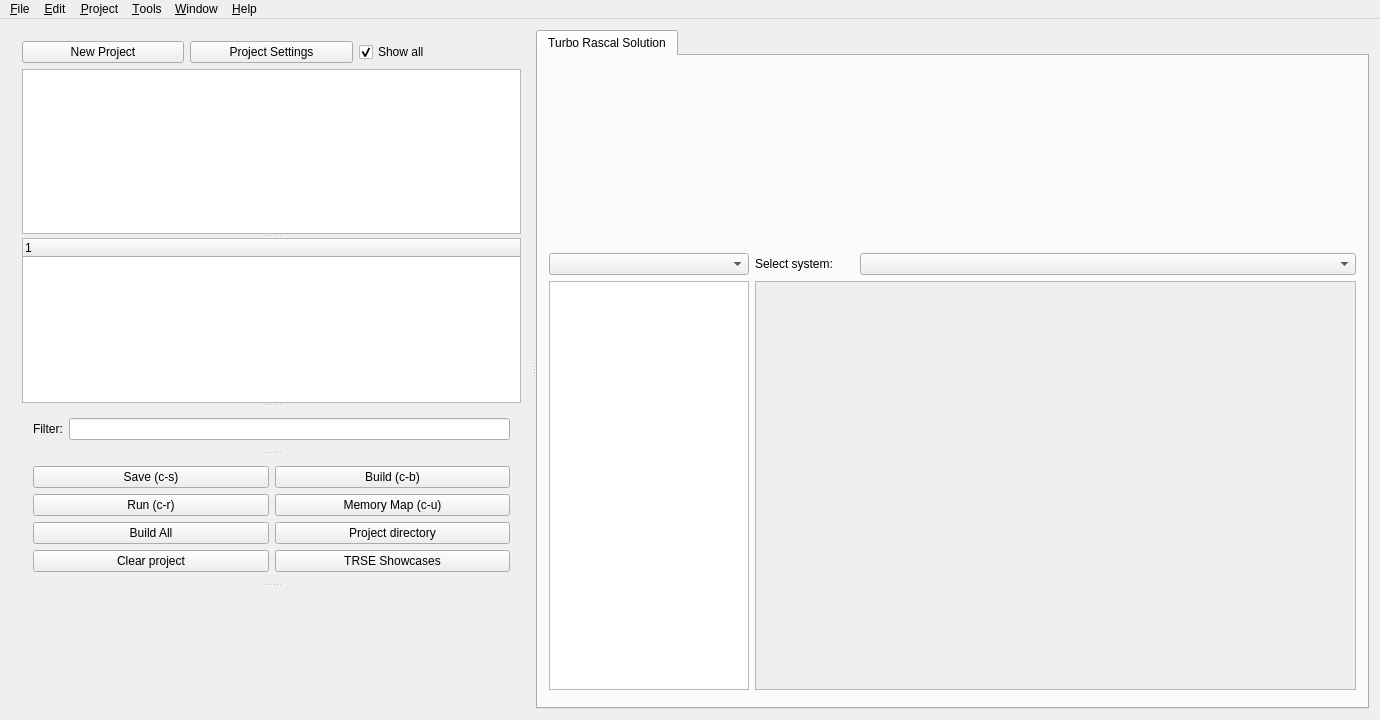
Before: the Qt Designer form mainwindow.ui in leuat/TRSE, drawn with Qt 5.
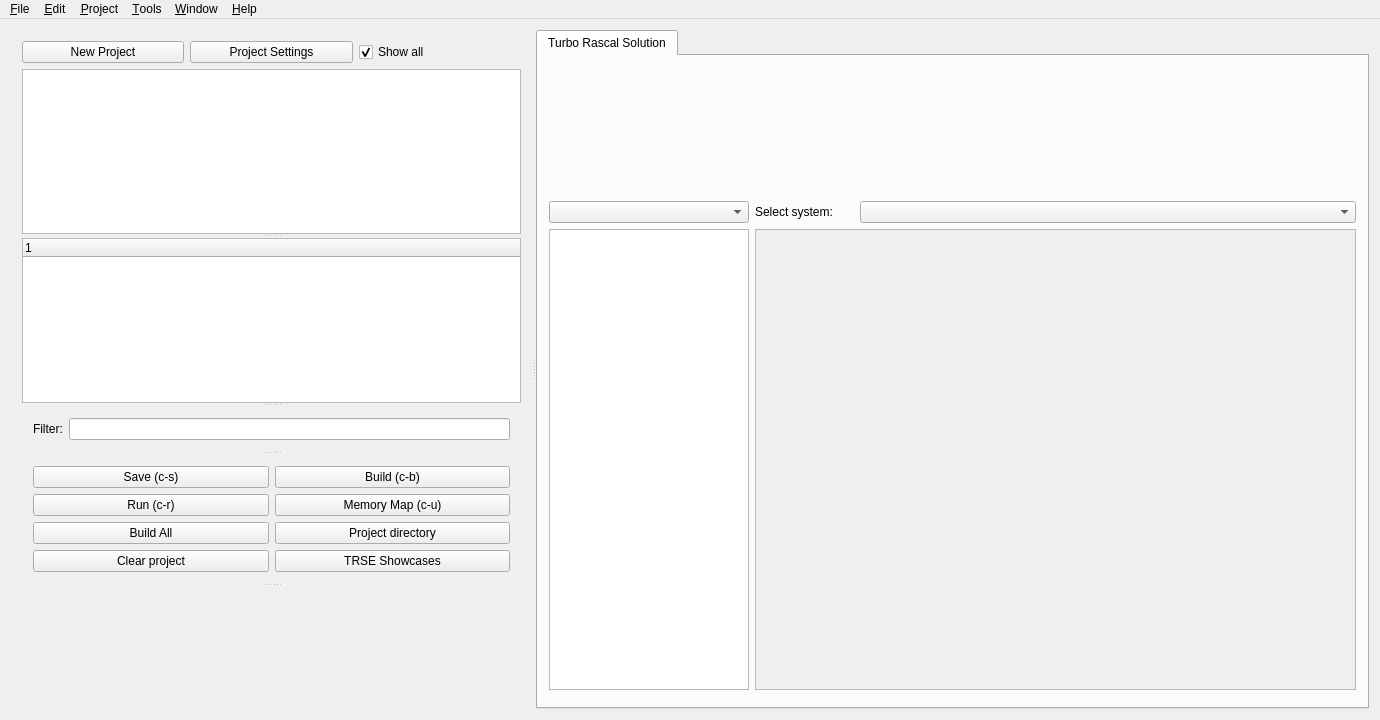
After: the same form once the commit is applied. Icons and pictures are not drawn. Custom widgets are drawn as their Qt base class.

Diff of the .ui file:
```diff
--- a/mainwindow.ui
+++ b/mainwindow.ui
@@ -313,7 +313,7 @@
         <attribute name="title">
          <string>Turbo Rascal Solution</string>
         </attribute>
-        <layout class="QGridLayout" name="gridLayout_4" rowstretch="4,0,0,0" columnstretch="0">
+        <layout class="QGridLayout" name="gridLayout_4" rowstretch="0,0,1000,0" columnstretch="0">
          <item row="3" column="0">
           <widget class="QTextBrowser" name="txtChangelog">
            <property name="enabled">
@@ -403,8 +403,8 @@
                    <rect>
                     <x>0</x>
                     <y>0</y>
-                    <width>550</width>
-                    <height>186</height>
+                    <width>607</width>
+                    <height>449</height>
                    </rect>
                   </property>
                  </widget>
@@ -433,7 +433,7 @@
          <item row="0" column="0">
           <layout class="QVBoxLayout" name="verticalLayout_2">
            <item>
-            <layout class="QGridLayout" name="gridLayout_3" columnstretch="5,12,4">
+            <layout class="QGridLayout" name="gridLayout_3" columnstretch="5,12,3">
              <item row="0" column="1">
               <widget class="LGLSlideshow" name="glslider" native="true"/>
              </item>
@@ -441,14 +441,14 @@
               <widget class="QLabel" name="label_4">
                <property name="minimumSize">
                 <size>
-                 <width>180</width>
-                 <height>180</height>
+                 <width>128</width>
+                 <height>128</height>
                 </size>
                </property>
                <property name="maximumSize">
                 <size>
-                 <width>180</width>
-                 <height>180</height>
+                 <width>128</width>
+                 <height>128</height>
                 </size>
                </property>
                <property name="text">
```
